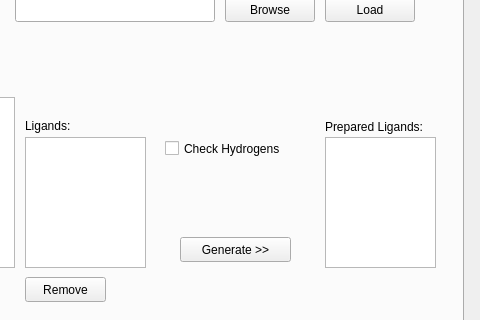
Old version of the form demowidget.ui in the repository gjonwick/MAGI-Dock; both pictures show x 147 to 627 and y 109 to 429 of the 980 by 800 pixel window.
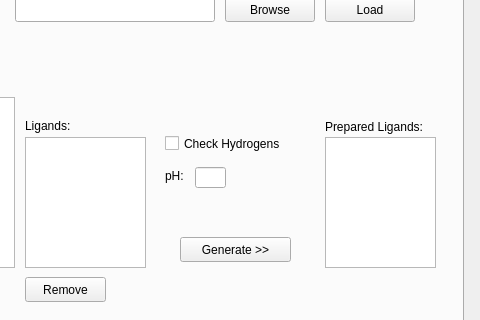
New version of the form. The open tabs and pages were chosen to show the change. Icons and pictures are not drawn.

Patch:
```diff
--- a/demowidget.ui
+++ b/demowidget.ui
@@ -994,7 +994,7 @@
      <property name="geometry">
       <rect>
        <x>300</x>
-       <y>180</y>
+       <y>175</y>
        <width>151</width>
        <height>23</height>
       </rect>
@@ -1035,6 +1035,29 @@
       <string>Ligand console:</string>
      </property>
     </widget>
+    <widget class="QLineEdit" name="lineEdit">
+     <property name="geometry">
+      <rect>
+       <x>330</x>
+       <y>210</y>
+       <width>31</width>
+       <height>21</height>
+      </rect>
+     </property>
+    </widget>
+    <widget class="QLabel" name="label_22">
+     <property name="geometry">
+      <rect>
+       <x>300</x>
+       <y>210</y>
+       <width>31</width>
+       <height>17</height>
+      </rect>
+     </property>
+     <property name="text">
+      <string>pH:</string>
+     </property>
+    </widget>
    </widget>
    <widget class="QWidget" name="docking_tab">
     <attribute name="title">
```
Left out of the diff: 2 changed lines with no effect on the pictures.
